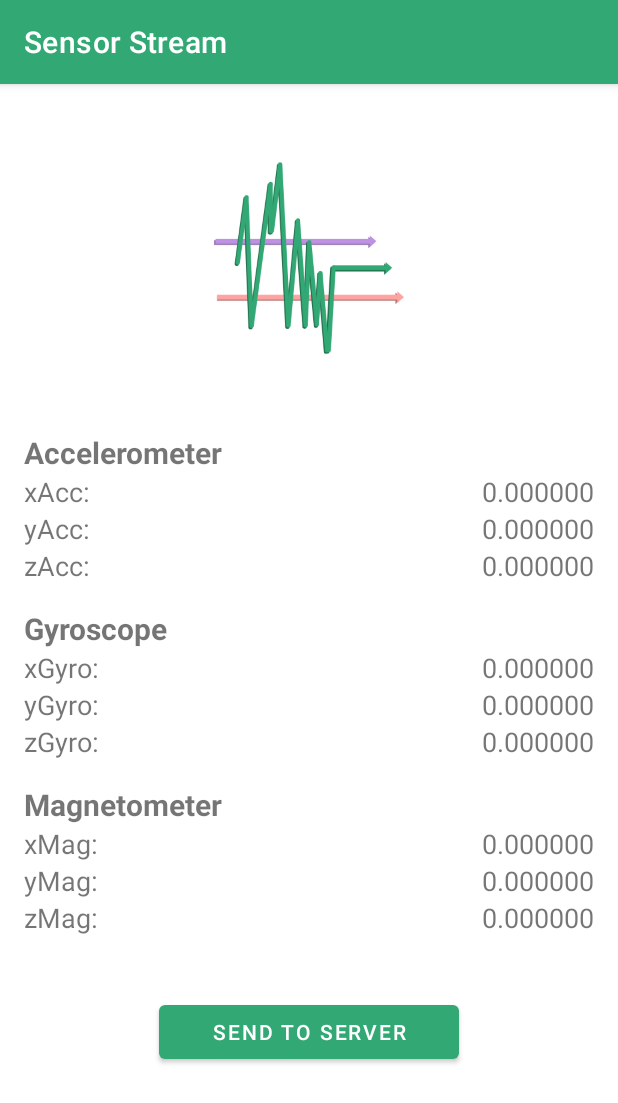
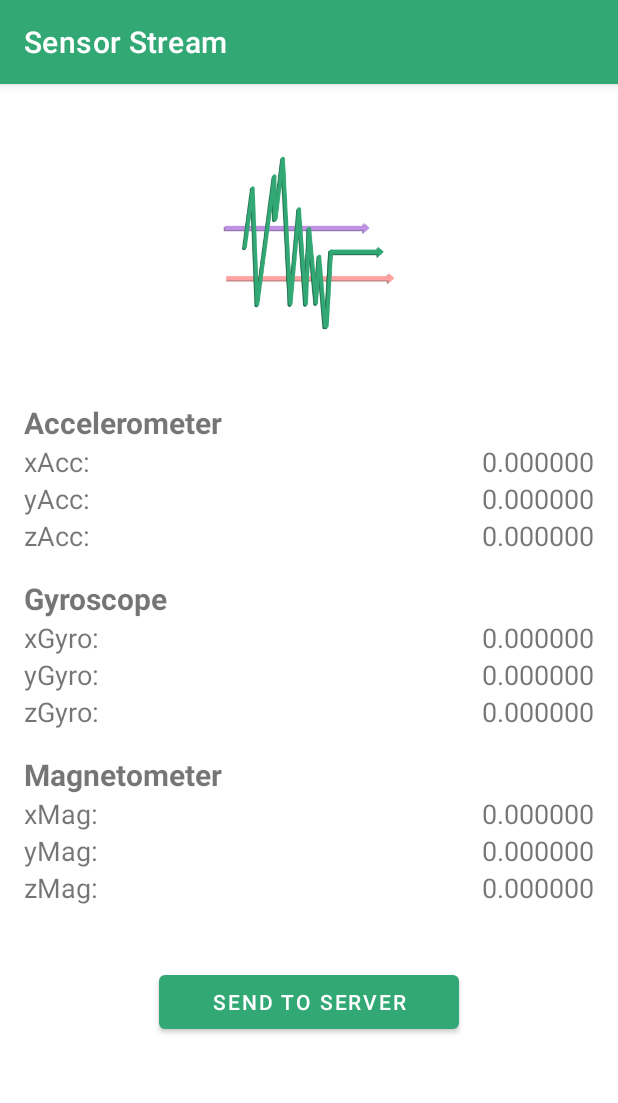
Before and after one commit to maxschlake/sensor-stream, an Android app: the screen it shows after launch (MainActivity), on a phone screen of 412 x 824 dp. Shown: the top 1103 px of the screen. Run offline under Robolectric (Android 15) with nearby library versions, the phone set to English and light mode, and no system bars; 4 statements that could not run were skipped.

Commit message:
fixed Logo size on UI - APK 3.5

```diff
--- a/JavaInterface/app/src/main/res/layout/activity_main.xml
+++ b/JavaInterface/app/src/main/res/layout/activity_main.xml
@@ -8,15 +8,11 @@
     <!-- Logo -->
     <ImageView
         android:id="@+id/app_logo"
-        android:layout_width="200dp"
-        android:layout_height="200dp"
+        android:layout_width="180dp"
+        android:layout_height="180dp"
         android:layout_gravity="center"
         android:src="@drawable/app_logo"
         android:contentDescription="App Logo"/>
-        <!--
-        android:layout_marginTop="-120dp"
-        android:layout_marginBottom="-100dp"/>
-        -->
 
     <!-- Accelerometer section -->
     <TextView
```
Also changed, not shown: 11 other files.
